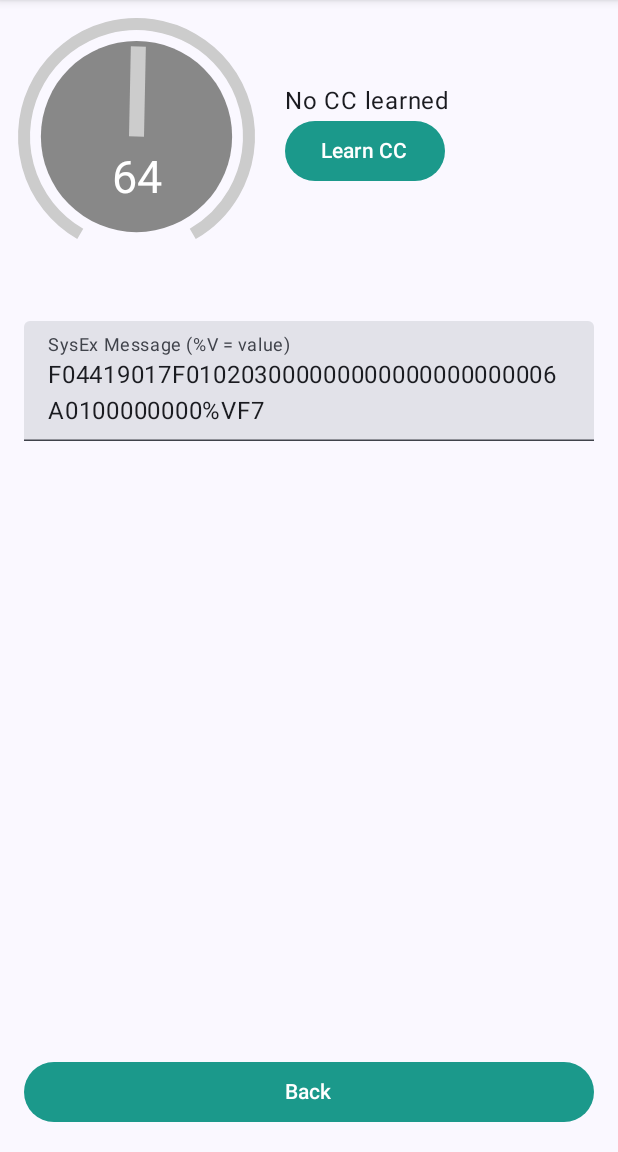
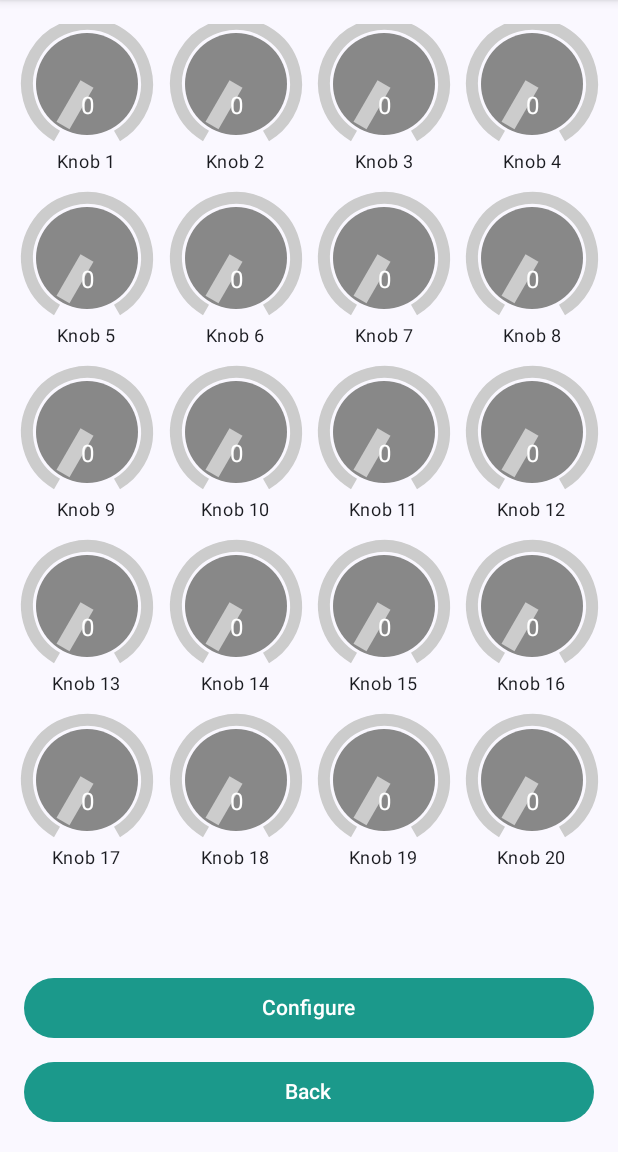
Before and after one commit to Barsik-Barbosik/MIDI-Mapper, an Android app built with Jetpack Compose: the screen it shows after launch (MainActivity), after a tap on "Go to Knobs", on a phone screen of 412 x 824 dp, the part 84-1236 px from its top. Run offline under Robolectric (Android 15) with nearby library versions, the phone set to English and light mode, and no system bars; 3 statements that could not run were skipped.

Commit message:
Grid of 20 knobs

```diff
--- a/app/src/main/java/barsikbarbosik/midimapper/AppNavigation.kt
+++ b/app/src/main/java/barsikbarbosik/midimapper/AppNavigation.kt
@@ -1,6 +1,7 @@
 package barsikbarbosik.midimapper
 
 import android.media.midi.MidiDeviceInfo
+import androidx.compose.foundation.gestures.detectTapGestures
 import androidx.compose.foundation.layout.Arrangement
 import androidx.compose.foundation.layout.Box
 import androidx.compose.foundation.layout.Column
@@ -10,7 +11,8 @@ import androidx.compose.foundation.layout.fillMaxSize
 import androidx.compose.foundation.layout.fillMaxWidth
 import androidx.compose.foundation.layout.padding
 import androidx.compose.foundation.layout.size
-import androidx.compose.foundation.layout.width
+import androidx.compose.foundation.lazy.grid.GridCells
+import androidx.compose.foundation.lazy.grid.LazyVerticalGrid
 import androidx.compose.material3.Button
 import androidx.compose.material3.ButtonDefaults
 import androidx.compose.material3.Divider
@@ -23,35 +25,49 @@ import androidx.compose.material3.Text
 import androidx.compose.material3.TextField
 import androidx.compose.runtime.Composable
 import androidx.compose.runtime.getValue
+import androidx.compose.runtime.mutableStateListOf
 import androidx.compose.runtime.mutableStateOf
 import androidx.compose.runtime.remember
 import androidx.compose.runtime.setValue
 import androidx.compose.ui.Alignment
 import androidx.compose.ui.Modifier
 import androidx.compose.ui.graphics.Color
+import androidx.compose.ui.input.pointer.pointerInput
 import androidx.compose.ui.unit.dp
 import androidx.navigation.NavController
+import androidx.navigation.NavType
 import androidx.navigation.compose.NavHost
 import androidx.navigation.compose.composable
 import androidx.navigation.compose.rememberNavController
+import androidx.navigation.navArgument
 import barsikbarbosik.midimapper.ui.controls.RotaryKnob
+
+data class KnobSettings(
+    var name: String,
+    var minValue: Int,
+    var maxValue: Int,
+    var sysex: String
+)
 
 @Composable
 fun AppNavigation(
     modifier: Modifier = Modifier,
     devices: List<MidiDeviceInfo>,
     connectionStatus: String,
-    knobValue: Int,
-    learningMode: Boolean,
-    learnedCc: Int?,
-    customSysExMessage: String,
-    onSetCustomSysExMessage: (String) -> Unit,
+    knobValues: List<Int>,
     onConnect: (MidiDeviceInfo, MidiDeviceInfo) -> Unit,
     onDisconnect: () -> Unit,
-    onKnobValueChange: (Int) -> Unit,
-    onToggleLearning: () -> Unit,
+    onKnobValueChange: (Int, Int) -> Unit,
 ) {
     val navController = rememberNavController()
+    val knobSettings = remember {
+        mutableStateListOf<KnobSettings>().apply {
+            repeat(20) { i ->
+                add(KnobSettings("Knob ${i + 1}", 0, 127, ""))
+            }
+        }
+    }
+
     NavHost(navController = navController, startDestination = "devices", modifier = modifier) {
         composable("devices") {
             DeviceSelectionScreen(
@@ -64,15 +80,27 @@ fun AppNavigation(
         }
         composable("knobs") {
             KnobsScreen(
-                knobValue = knobValue,
-                learningMode = learningMode,
-                learnedCc = learnedCc,
+                knobValues = knobValues,
+                knobSettings = knobSettings,
                 onKnobValueChange = onKnobValueChange,
-                onToggleLearning = onToggleLearning,
-                customSysExMessage = customSysExMessage,
-                onSetCustomSysExMessage = onSetCustomSysExMessage,
                 navController = navController
             )
+        }
+        composable(
+            "knob-settings/{index}",
+            arguments = listOf(navArgument("index") { type = NavType.IntType })
+        ) { backStackEntry ->
+            val index = backStackEntry.arguments?.getInt("index")
+            if (index != null) {
+                KnobSettingsScreen(
+                    navController = navController,
+                    knobIndex = index,
+                    knobSetting = knobSettings[index],
+                    onSave = { newSettings ->
+                        knobSettings[index] = newSettings
+                    }
+                )
+            }
         }
     }
 }
@@ -240,61 +268,167 @@ fun DeviceSelectionScreen(
 
 @Composable
 fun KnobsScreen(
-    knobValue: Int,
-    learningMode: Boolean,
-    learnedCc: Int?,
-    onKnobValueChange: (Int) -> Unit,
-    onToggleLearning: () -> Unit,
-    customSysExMessage: String,
-    onSetCustomSysExMessage: (String) -> Unit,
+    knobValues: List<Int>,
+    knobSettings: List<KnobSettings>,
+    onKnobValueChange: (Int, Int) -> Unit,
     navController: NavController
 ) {
+    var isConfigurable by remember { mutableStateOf(false) }
+
     Box(
         modifier = Modifier
             .fillMaxSize()
             .padding(16.dp)
     ) {
+        LazyVerticalGrid(
+            columns = GridCells.Fixed(4),
+            modifier = Modifier.fillMaxWidth(),
+            verticalArrangement = Arrangement.spacedBy(16.dp),
+            horizontalArrangement = Arrangement.spacedBy(16.dp)
+        ) {
+            items(20) { index ->
                 Column(
-            modifier = Modifier.fillMaxWidth(),
-            verticalArrangement = Arrangement.spacedBy(16.dp)
+                    horizontalAlignment = Alignment.CenterHorizontally,
+                    verticalArrangement = Arrangement.spacedBy(4.dp)
                 ) {
-            Row(verticalAlignment = Alignment.CenterVertically) {
+                    Box(
+                        modifier = Modifier.pointerInput(isConfigurable) {
+                            detectTapGestures(
+                                onLongPress = {
+                                    if (isConfigurable) {
+                                        navController.navigate("knob-settings/$index")
+                                    }
+                                }
+                            )
+                        }
+                    ) {
                         RotaryKnob(
-                    value = knobValue,
-                    onValueChange = onKnobValueChange,
-                    modifier = Modifier.size(150.dp),
-                    min = 0,
-                    max = 127
+                            value = knobValues.getOrElse(index) { 0 },
+                            onValueChange = { newValue -> onKnobValueChange(index, newValue) },
+                            modifier = Modifier.size(80.dp),
+                            min = knobSettings[index].minValue,
+                            max = knobSettings[index].maxValue
                         )
-                Spacer(modifier = Modifier.width(24.dp))
-                Column {
-                    Text(
-                        text = learnedCc?.let { "Learned CC: $it" } ?: "No CC learned",
-                        style = MaterialTheme.typography.bodyLarge
-                    )
-                    Button(onClick = onToggleLearning, colors = ButtonDefaults.buttonColors(containerColor = Color(0xFF1B998B))) {
-                        Text(if (learningMode) "Listening..." else "Learn CC")
+                    }
+                    Text(knobSettings[index].name, style = MaterialTheme.typography.bodySmall)
                 }
             }
         }
-
-            Spacer(modifier = Modifier.size(16.dp))
-
-            TextField(
-                value = customSysExMessage,
-                onValueChange = onSetCustomSysExMessage,
-                label = { Text("SysEx Message (%V = value)") },
-                modifier = Modifier.fillMaxWidth()
-            )
+        Column(
+            modifier = Modifier
+                .align(Alignment.BottomCenter)
+                .fillMaxWidth(),
+            verticalArrangement = Arrangement.spacedBy(8.dp)
+        ) {
+            Button(
+                onClick = { isConfigurable = !isConfigurable },
+                modifier = Modifier.fillMaxWidth(),
+                colors = ButtonDefaults.buttonColors(containerColor = if (isConfigurable) Color(0xFFF44336) else Color(0xFF1B998B))
+            ) {
+                Text(if (isConfigurable) "Done" else "Configure")
             }
             Button(
                 onClick = { navController.popBackStack() },
                 modifier = Modifier
-                .fillMaxWidth()
-                .align(Alignment.BottomCenter),
+                    .fillMaxWidth(),
                 colors = ButtonDefaults.buttonColors(containerColor = Color(0xFF1B998B))
             ) {
                 Text("Back")
             }
         }
     }
+}
+
+@OptIn(ExperimentalMaterial3Api::class)
+@Composable
+fun KnobSettingsScreen(
+    navController: NavController,
+    knobIndex: Int,
+    knobSetting: KnobSettings,
+    onSave: (KnobSettings) -> Unit
+) {
+    var knobName by remember { mutableStateOf(knobSetting.name) }
+    var minValue by remember { mutableStateOf(knobSetting.minValue.toString()) }
+    var maxValue by remember { mutableStateOf(knobSetting.maxValue.toString()) }
+    var sysex by remember { mutableStateOf(knobSetting.sysex) }
+
+    Column(
+        modifier = Modifier
+            .fillMaxSize()
+            .padding(16.dp),
+        verticalArrangement = Arrangement.spacedBy(16.dp)
+    ) {
+        Text("Configure Knob $knobIndex", style = MaterialTheme.typography.titleMedium)
+
+        TextField(
+            value = knobName,
+            onValueChange = { knobName = it },
+            label = { Text("Knob Name") },
+            modifier = Modifier.fillMaxWidth()
+        )
+
+        Row(
+            modifier = Modifier.fillMaxWidth(),
+            horizontalArrangement = Arrangement.spacedBy(16.dp)
+        ) {
+            TextField(
+                value = minValue,
+                onValueChange = { minValue = it },
+                label = { Text("Min Value") },
+                modifier = Modifier.weight(1f)
+            )
+            TextField(
+                value = maxValue,
+                onValueChange = { maxValue = it },
+                label = { Text("Max Value") },
+                modifier = Modifier.weight(1f)
+            )
+        }
+
+        TextField(
+            value = sysex,
+            onValueChange = { sysex = it },
+            label = { Text("SysEx Message") },
+            modifier = Modifier.fillMaxWidth()
+        )
+
+        Button(
+            onClick = { /* TODO: Implement Learn logic */ },
+            modifier = Modifier.fillMaxWidth(),
+            colors = ButtonDefaults.buttonColors(containerColor = Color(0xFF1B998B))
+        ) {
+            Text("Learn")
+        }
+
+        Spacer(modifier = Modifier.weight(1f))
+
+        Row(
+            modifier = Modifier.fillMaxWidth(),
+            horizontalArrangement = Arrangement.spacedBy(16.dp)
+        ) {
+            Button(
+                onClick = {
+                    val newSettings = KnobSettings(
+                        name = knobName,
+                        minValue = minValue.toIntOrNull() ?: 0,
+                        maxValue = maxValue.toIntOrNull() ?: 127,
+                        sysex = sysex
+                    )
+                    onSave(newSettings)
+                    navController.popBackStack()
+                },
+                modifier = Modifier.weight(1f),
+                colors = ButtonDefaults.buttonColors(containerColor = Color(0xFF1B998B))
+            ) {
+                Text("Save")
+            }
+            Button(
+                onClick = { navController.popBackStack() },
+                modifier = Modifier.weight(1f),
+                colors = ButtonDefaults.buttonColors(containerColor = Color(0xFFF44336))
+            ) {
+                Text("Cancel")
+            }
+        }
+    }
+}
--- a/app/src/main/java/barsikbarbosik/midimapper/MainActivity.kt
+++ b/app/src/main/java/barsikbarbosik/midimapper/MainActivity.kt
@@ -24,25 +24,17 @@ class MainActivity : ComponentActivity() {
             MidiMapperTheme {
                 val devices by viewModel.devices.collectAsState()
                 val connectionStatus by viewModel.connectionStatus.collectAsState()
-                val knobValue by viewModel.knobValue.collectAsState()
-                val learningMode by viewModel.learningMode.collectAsState()
-                val learnedCc by viewModel.learnedCcNumber.collectAsState()
-                val customSysExMessage by viewModel.customSysExMessage.collectAsState()
+                val knobValues by viewModel.knobValues.collectAsState()
 
                 Scaffold(modifier = Modifier.fillMaxSize()) { innerPadding ->
                     AppNavigation(
                         modifier = Modifier.padding(innerPadding),
                         devices = devices,
                         connectionStatus = connectionStatus,
-                        knobValue = knobValue,
-                        learningMode = learningMode,
-                        learnedCc = learnedCc,
-                        customSysExMessage = customSysExMessage,
-                        onSetCustomSysExMessage = { viewModel.setCustomSysExMessage(it) },
+                        knobValues = knobValues,
                         onConnect = { src, tgt -> viewModel.connectDevices(src, tgt) },
                         onDisconnect = { viewModel.disconnectDevices() },
-                        onKnobValueChange = { value -> viewModel.setKnobValue(value) },
-                        onToggleLearning = { viewModel.toggleLearningMode() },
+                        onKnobValueChange = { index, value -> viewModel.setKnobValue(index, value) },
                     )
                 }
             }
```
Also changed, not shown: app/src/main/java/barsikbarbosik/midimapper/MidiViewModel.kt (+19 -70 lines). Lines whose indentation alone changed are shown as unchanged.
